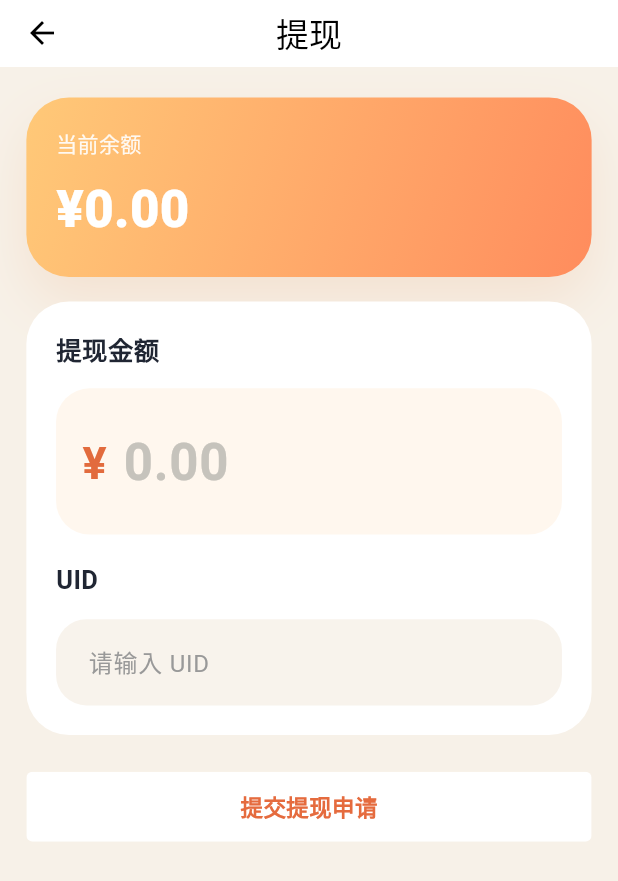
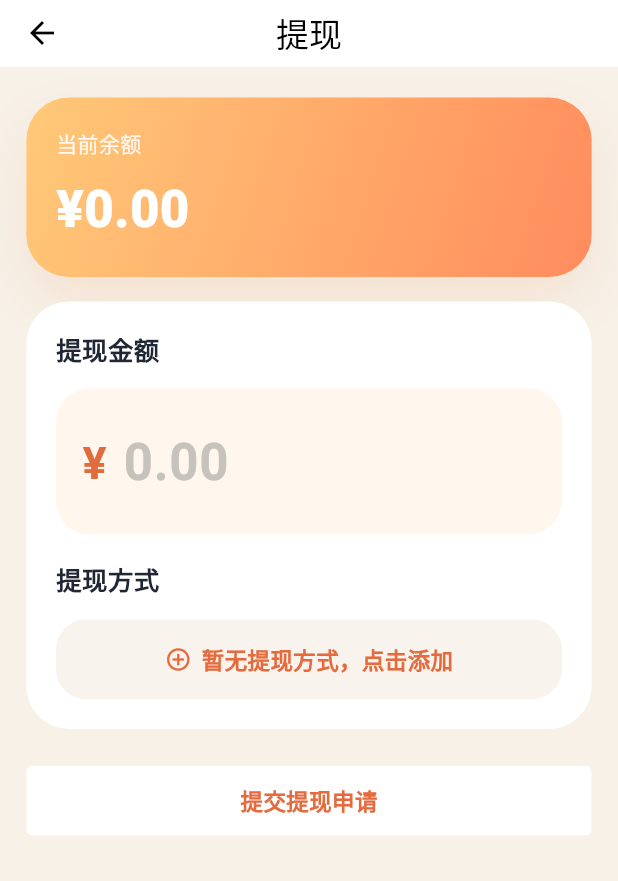
Before and after one commit to itimor2022/pppim-flutter, a Flutter app: the WalletBalancePage screen opened by its route, after a tap on "支付密码设置", after a tap on "提现", on a phone screen of 412 x 824 dp. Shown: the top 881 px of the screen. Run offline on Flutter 3.47's test engine with Material 3 defaults, Android fonts, the phone set to English and light mode, and no system bars; our stand-ins replace animate_do, azlistview, chewie, country_picker, device_info_plus, dio and 45 more; missing offline and left inert: app_installer, audio_session, camera_platform_interface, common_utils, dart_date, extended_text_field and 26 more; accounts and stored records are empty; generated files the repository leaves out were written again; network calls fail; statements that could not run were skipped.

Commit message:
feat(withdraw): 支持添加/编辑/删除提现方式并存入用户 ex 字段
- 新增 WithdrawMethodUtil，管理存储在用户 ex 字段中的提现方式列表（增删改）
- 新增提现方式添加/编辑页面 withdraw_method_add_page.dart，支持支付宝与银行卡两种类型
- 提现页 UID 输入框改为提现方式选择器，无方式时引导添加，有方式时弹出选择列表
- apis.dart 的 updateUserInfo 增加 ex 参数透传（保留兼容），实际保存改为调用 OpenIM SDK 原生 setSelfInfo(ex:) 方法，避免走错业务聊天服务导致 no update info 报错
- 新增路由常量 AppRoutes.withdrawMethodAdd 并在 app_pages.dart 注册对应页面

```diff
--- a/lib/RedPacket/withdraw_page.dart
+++ b/lib/RedPacket/withdraw_page.dart
@@ -5,6 +5,7 @@ import 'package:get/get.dart';
 import 'package:openim_common/openim_common.dart';
 import 'package:pinput/pinput.dart';
 
+import '../core/controller/im_controller.dart';
 import '../routes/app_pages.dart';
 import 'Api/RedPacketApi.dart';
 import 'WalletBalanceController.dart';
@@ -18,23 +19,27 @@ class WithdrawPage extends StatefulWidget {
 }
 
 class _WithdrawPageState extends State<WithdrawPage> {
+  final imLogic = Get.find<IMController>();
   final _amountCtrl = TextEditingController();
-  final _remarkCtrl = TextEditingController(text: '');
   final _submitting = false.obs;
   final _balance = '0.00'.obs;
+  final RxList<WithdrawMethod> _methods = <WithdrawMethod>[].obs;
+  final Rx<WithdrawMethod?> _selectedMethod = Rx<WithdrawMethod?>(null);
 
   @override
   void initState() {
     super.initState();
     _loadBalance();
+    _loadMethods();
   }
 
   @override
   void dispose() {
     _amountCtrl.dispose();
-    _remarkCtrl.dispose();
     _submitting.close();
     _balance.close();
+    _methods.close();
+    _selectedMethod.close();
     super.dispose();
   }
 
@@ -183,7 +188,7 @@ class _WithdrawPageState extends State<WithdrawPage> {
           ),
           18.verticalSpace,
           Text(
-            'UID',
+            '提现方式',
             style: TextStyle(
               fontSize: 17.sp,
               color: const Color(0xFF202633),
@@ -191,22 +196,68 @@ class _WithdrawPageState extends State<WithdrawPage> {
             ),
           ),
           14.verticalSpace,
-          TextField(
-            controller: _remarkCtrl,
-            maxLength: 30,
-            decoration: InputDecoration(
-              filled: true,
-              fillColor: const Color(0xFFF8F3EC),
-              hintText: '请输入 UID',
-              hintStyle: TextStyle(color: Color(0xff999999)),
-              counterText: '',
-              contentPadding:
-                  EdgeInsets.symmetric(horizontal: 16.w, vertical: 16.h),
-              border: OutlineInputBorder(
-                borderRadius: BorderRadius.circular(20.r),
-                borderSide: BorderSide.none,
-              ),
-            ),
+          Obx(
+            () {
+              if (_methods.isEmpty) {
+                return GestureDetector(
+                  onTap: _goAddMethod,
+                  child: Container(
+                    width: double.infinity,
+                    padding: EdgeInsets.symmetric(
+                        horizontal: 16.w, vertical: 16.h),
+                    decoration: BoxDecoration(
+                      color: const Color(0xFFF8F3EC),
+                      borderRadius: BorderRadius.circular(20.r),
+                    ),
+                    child: Row(
+                      mainAxisAlignment: MainAxisAlignment.center,
+                      children: [
+                        Icon(Icons.add_circle_outline,
+                            size: 18.sp, color: const Color(0xFFE56B3E)),
+                        6.horizontalSpace,
+                        Text(
+                          '暂无提现方式，点击添加',
+                          style: TextStyle(
+                            fontSize: 15.sp,
+                            color: const Color(0xFFE56B3E),
+                            fontWeight: FontWeight.w600,
+                          ),
+                        ),
+                      ],
+                    ),
+                  ),
+                );
+              }
+              final method = _selectedMethod.value;
+              return GestureDetector(
+                onTap: _showMethodPicker,
+                child: Container(
+                  width: double.infinity,
+                  padding: EdgeInsets.symmetric(
+                      horizontal: 16.w, vertical: 16.h),
+                  decoration: BoxDecoration(
+                    color: const Color(0xFFF8F3EC),
+                    borderRadius: BorderRadius.circular(20.r),
+                  ),
+                  child: Row(
+                    children: [
+                      Expanded(
+                        child: Text(
+                          method?.displayText ?? '请选择提现方式',
+                          style: TextStyle(
+                            fontSize: 15.sp,
+                            color: const Color(0xFF1B1A17),
+                            fontWeight: FontWeight.w600,
+                          ),
+                        ),
+                      ),
+                      Icon(Icons.keyboard_arrow_right,
+                          size: 20.sp, color: const Color(0xFF999999)),
+                    ],
+                  ),
+                ),
+              );
+            },
           ),
         ],
       ),
@@ -222,16 +273,95 @@ class _WithdrawPageState extends State<WithdrawPage> {
     } catch (_) {}
   }
 
+  void _loadMethods() {
+    final ex = imLogic.userInfo.value.ex;
+    final list = WithdrawMethodUtil.list(ex);
+    _methods.assignAll(list);
+    if (list.isNotEmpty) {
+      _selectedMethod.value = list.first;
+    }
+  }
+
+  Future<void> _goAddMethod() async {
+    final result = await Get.toNamed(AppRoutes.withdrawMethodAdd);
+    if (result == true) {
+      _loadMethods();
+    }
+  }
+
+  void _showMethodPicker() {
+    Get.bottomSheet(
+      Container(
+        decoration: const BoxDecoration(
+          color: Colors.white,
+          borderRadius: BorderRadius.vertical(top: Radius.circular(20)),
+        ),
+        padding: EdgeInsets.only(top: 12, bottom: 24),
+        child: Column(
+          mainAxisSize: MainAxisSize.min,
+          children: [
+            Container(
+              width: 40,
+              height: 4,
+              decoration: BoxDecoration(
+                color: const Color(0xFFE0E0E0),
+                borderRadius: BorderRadius.circular(2),
+              ),
+            ),
+            16.verticalSpace,
+            Text(
+              '选择提现方式',
+              style: TextStyle(
+                fontSize: 16.sp,
+                fontWeight: FontWeight.w700,
+                color: const Color(0xFF202633),
+              ),
+            ),
+            12.verticalSpace,
+            ..._methods.map(
+              (m) => ListTile(
+                title: Text(m.displayText),
+                trailing: _selectedMethod.value?.id == m.id
+                    ? const Icon(Icons.check, color: Color(0xFFE56B3E))
+                    : null,
+                onTap: () {
+                  _selectedMethod.value = m;
+                  Get.back();
+                },
+              ),
+            ),
+            ListTile(
+              leading: const Icon(Icons.add_circle_outline,
+                  color: Color(0xFFE56B3E)),
+              title: const Text(
+                '添加新的提现方式',
+                style: TextStyle(color: Color(0xFFE56B3E)),
+              ),
+              onTap: () {
+                Get.back();
+                _goAddMethod();
+              },
+            ),
+          ],
+        ),
+      ),
+    );
+  }
+
   Future<void> _submitWithdraw() async {
     final amountText = _amountCtrl.text.trim();
-    final remarkText = _remarkCtrl.text.trim();
     final amount = double.tryParse(amountText);
     if (amount == null || amount < 0.01) {
       IMViews.showToast('请输入正确金额');
       return;
     }
-    if (remarkText.isEmpty) {
-      IMViews.showToast('请输入UID');
+    if (_methods.isEmpty) {
+      IMViews.showToast('请先添加提现方式');
+      _goAddMethod();
+      return;
+    }
+    if (_selectedMethod.value == null) {
+      IMViews.showToast('请选择提现方式');
       return;
     }
     _showPayDialog(amount);
@@ -303,8 +433,7 @@ class _WithdrawPageState extends State<WithdrawPage> {
 
   Future<void> _doWithdraw(double totalAmount, String pin) async {
     final amountInFen = (totalAmount * 100).round().toString();
-    final remark =
-        _remarkCtrl.text.trim().isEmpty ? '用户提现' : _remarkCtrl.text.trim();
+    final remark = _selectedMethod.value?.toSubmitPayload() ?? '用户提现';
     try {
       _submitting.value = true;
       await RedPacketApi.applyWithdraw(
--- a/lib/routes/app_pages.dart
+++ b/lib/routes/app_pages.dart
@@ -155,6 +155,7 @@ import '../../RedPacket/ResetPayPasswordController.dart';
 import '../../RedPacket/RedPacketRecordListPage.dart';
 import '../../RedPacket/WalletRecordPage.dart';
 import '../../RedPacket/withdraw_page.dart';
+import '../../RedPacket/withdraw_method_add_page.dart';
 
 part 'app_routes.dart';
 
@@ -578,5 +579,9 @@ class AppPages {
       name: AppRoutes.withdraw,
       page: () => const WithdrawPage(),
     ),
+    GetPage(
+      name: AppRoutes.withdrawMethodAdd,
+      page: () => const WithdrawMethodAddPage(),
+    ),
   ];
 }
--- a/lib/routes/app_routes.dart
+++ b/lib/routes/app_routes.dart
@@ -83,6 +83,7 @@ abstract class AppRoutes {
   static const redPacketRecordList = '/red_packet_record_list';
   static const walletRecords = '/wallet_records';
   static const withdraw = '/withdraw';
+  static const withdrawMethodAdd = '/withdraw_method_add';
 }
 
 extension RoutesExtension on String {
--- a/openim_common/lib/openim_common.dart
+++ b/openim_common/lib/openim_common.dart
@@ -33,6 +33,7 @@ export 'src/utils/permissions.dart';
 export 'src/utils/sp_util.dart';
 export 'src/utils/user_ex_util.dart';
 export 'src/utils/utils.dart';
+export 'src/utils/withdraw_method_util.dart';
 export 'src/utils/voice_record.dart';
 export 'src/widgets/avatar_view.dart';
 export 'src/widgets/azlist_view.dart';
--- a/openim_common/lib/src/apis.dart
+++ b/openim_common/lib/src/apis.dart
@@ -144,6 +144,7 @@ class Apis {
     int? allowAddFriend,
     int? allowBeep,
     int? allowVibration,
+    String? ex,
   }) async {
     Map<String, dynamic> param = {'userID': userID};
     void put(String key, dynamic value) {
@@ -165,6 +166,7 @@ class Apis {
     put('allowAddFriend', allowAddFriend);
     put('allowBeep', allowBeep);
     put('allowVibration', allowVibration);
+    put('ex', ex);
 
     return HttpUtil.post(
       Urls.updateUserInfo,
```
Also changed, not shown: lib/RedPacket/withdraw_method_add_page.dart (added, +308 -0 lines), openim_common/lib/src/utils/withdraw_method_util.dart (added, +155 -0 lines).
